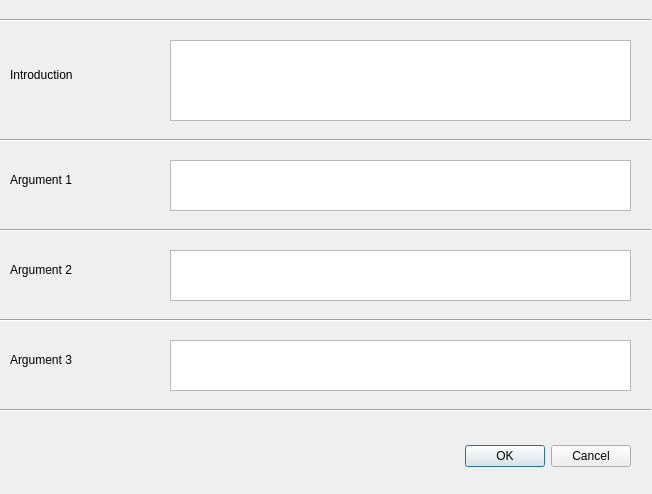
The window that Debate.ui (sidhiadkoli/flamingo) describes before a commit, drawn with Qt 5.
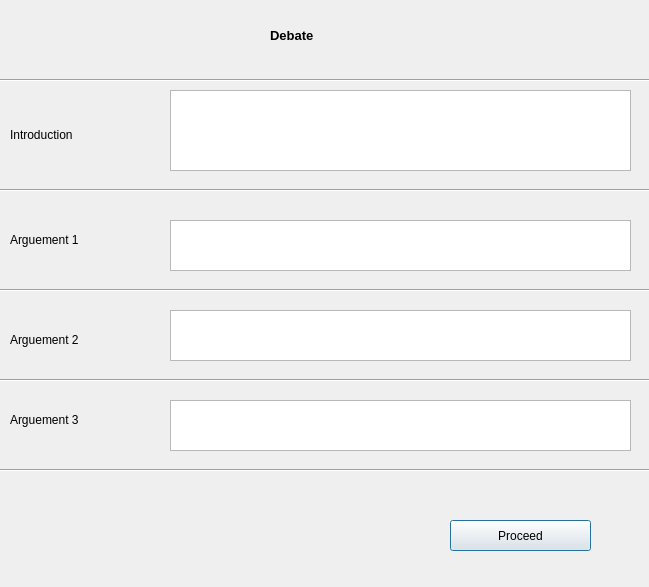
The same window after the commit.

Commit message: UI added as dialog box. Submenu added

```diff
--- a/Debate.ui
+++ b/Debate.ui
@@ -6,181 +6,18 @@
    <rect>
     <x>0</x>
     <y>0</y>
-    <width>652</width>
-    <height>494</height>
+    <width>649</width>
+    <height>587</height>
    </rect>
   </property>
   <property name="windowTitle">
    <string>Debate</string>
   </property>
-  <widget class="QDialogButtonBox" name="buttonBox">
-   <property name="geometry">
-    <rect>
-     <x>290</x>
-     <y>440</y>
-     <width>341</width>
-     <height>32</height>
-    </rect>
-   </property>
-   <property name="orientation">
-    <enum>Qt::Horizontal</enum>
-   </property>
-   <property name="standardButtons">
-    <set>QDialogButtonBox::Cancel|QDialogButtonBox::Ok</set>
-   </property>
-  </widget>
-  <widget class="Line" name="line_3">
-   <property name="geometry">
-    <rect>
-     <x>0</x>
-     <y>220</y>
-     <width>651</width>
-     <height>20</height>
-    </rect>
-   </property>
-   <property name="orientation">
-    <enum>Qt::Horizontal</enum>
-   </property>
-  </widget>
-  <widget class="QLabel" name="label_4">
-   <property name="geometry">
-    <rect>
-     <x>10</x>
-     <y>250</y>
-     <width>121</width>
-     <height>41</height>
-    </rect>
-   </property>
-   <property name="text">
-    <string>&lt;html&gt;&lt;head/&gt;&lt;body&gt;&lt;p&gt;Argument 2&lt;/p&gt;&lt;/body&gt;&lt;/html&gt;</string>
-   </property>
-  </widget>
-  <widget class="QLabel" name="label_3">
-   <property name="geometry">
-    <rect>
-     <x>10</x>
-     <y>160</y>
-     <width>141</width>
-     <height>41</height>
-    </rect>
-   </property>
-   <property name="text">
-    <string>&lt;html&gt;&lt;head/&gt;&lt;body&gt;&lt;p&gt;Argument 1&lt;/p&gt;&lt;/body&gt;&lt;/html&gt;</string>
-   </property>
-  </widget>
-  <widget class="Line" name="line_4">
-   <property name="geometry">
-    <rect>
-     <x>0</x>
-     <y>310</y>
-     <width>651</width>
-     <height>20</height>
-    </rect>
-   </property>
-   <property name="orientation">
-    <enum>Qt::Horizontal</enum>
-   </property>
-  </widget>
-  <widget class="QLabel" name="label_5">
-   <property name="geometry">
-    <rect>
-     <x>10</x>
-     <y>340</y>
-     <width>131</width>
-     <height>41</height>
-    </rect>
-   </property>
-   <property name="text">
-    <string>&lt;html&gt;&lt;head/&gt;&lt;body&gt;&lt;p&gt;Argument 3&lt;/p&gt;&lt;/body&gt;&lt;/html&gt;</string>
-   </property>
-  </widget>
-  <widget class="Line" name="line_5">
-   <property name="geometry">
-    <rect>
-     <x>0</x>
-     <y>400</y>
-     <width>651</width>
-     <height>20</height>
-    </rect>
-   </property>
-   <property name="orientation">
-    <enum>Qt::Horizontal</enum>
-   </property>
-  </widget>
-  <widget class="QTextEdit" name="arg2TextEdit">
-   <property name="geometry">
-    <rect>
-     <x>170</x>
-     <y>250</y>
-     <width>461</width>
-     <height>51</height>
-    </rect>
-   </property>
-  </widget>
-  <widget class="QTextEdit" name="arg3TextEdit">
-   <property name="geometry">
-    <rect>
-     <x>170</x>
-     <y>340</y>
-     <width>461</width>
-     <height>51</height>
-    </rect>
-   </property>
-  </widget>
-  <widget class="QTextEdit" name="introTextEdit">
-   <property name="geometry">
-    <rect>
-     <x>170</x>
-     <y>40</y>
-     <width>461</width>
-     <height>81</height>
-    </rect>
-   </property>
-  </widget>
-  <widget class="QLabel" name="label_2">
-   <property name="geometry">
-    <rect>
-     <x>10</x>
-     <y>60</y>
-     <width>111</width>
-     <height>31</height>
-    </rect>
-   </property>
-   <property name="text">
-    <string>&lt;html&gt;&lt;head/&gt;&lt;body&gt;&lt;p&gt;Introduction&lt;/p&gt;&lt;/body&gt;&lt;/html&gt;</string>
-   </property>
-  </widget>
-  <widget class="Line" name="line_2">
-   <property name="geometry">
-    <rect>
-     <x>0</x>
-     <y>130</y>
-     <width>651</width>
-     <height>20</height>
-    </rect>
-   </property>
-   <property name="orientation">
-    <enum>Qt::Horizontal</enum>
-   </property>
-  </widget>
-  <widget class="Line" name="line">
-   <property name="geometry">
-    <rect>
-     <x>0</x>
-     <y>10</y>
-     <width>651</width>
-     <height>20</height>
-    </rect>
-   </property>
-   <property name="orientation">
-    <enum>Qt::Horizontal</enum>
-   </property>
-  </widget>
   <widget class="QTextEdit" name="arg1TextEdit">
    <property name="geometry">
     <rect>
      <x>170</x>
-     <y>160</y>
+     <y>220</y>
      <width>461</width>
      <height>51</height>
     </rect>
@@ -189,8 +26,181 @@
     <string>&lt;!DOCTYPE HTML PUBLIC &quot;-//W3C//DTD HTML 4.0//EN&quot; &quot;http://www.w3.org/TR/REC-html40/strict.dtd&quot;&gt;
 &lt;html&gt;&lt;head&gt;&lt;meta name=&quot;qrichtext&quot; content=&quot;1&quot; /&gt;&lt;style type=&quot;text/css&quot;&gt;
 p, li { white-space: pre-wrap; }
-&lt;/style&gt;&lt;/head&gt;&lt;body style=&quot; font-family:'Lucida Grande'; font-size:13pt; font-weight:400; font-style:normal;&quot;&gt;
-&lt;p style=&quot;-qt-paragraph-type:empty; margin-top:0px; margin-bottom:0px; margin-left:0px; margin-right:0px; -qt-block-indent:0; text-indent:0px; font-family:'MS Shell Dlg 2'; font-size:8pt;&quot;&gt;&lt;br /&gt;&lt;/p&gt;&lt;/body&gt;&lt;/html&gt;</string>
+&lt;/style&gt;&lt;/head&gt;&lt;body style=&quot; font-family:'MS Shell Dlg 2'; font-size:8.25pt; font-weight:400; font-style:normal;&quot;&gt;
+&lt;p style=&quot;-qt-paragraph-type:empty; margin-top:0px; margin-bottom:0px; margin-left:0px; margin-right:0px; -qt-block-indent:0; text-indent:0px; font-size:8pt;&quot;&gt;&lt;br /&gt;&lt;/p&gt;&lt;/body&gt;&lt;/html&gt;</string>
+   </property>
+  </widget>
+  <widget class="QTextEdit" name="introTextEdit">
+   <property name="geometry">
+    <rect>
+     <x>170</x>
+     <y>90</y>
+     <width>461</width>
+     <height>81</height>
+    </rect>
+   </property>
+  </widget>
+  <widget class="QLabel" name="label_5">
+   <property name="geometry">
+    <rect>
+     <x>10</x>
+     <y>400</y>
+     <width>131</width>
+     <height>41</height>
+    </rect>
+   </property>
+   <property name="text">
+    <string>&lt;html&gt;&lt;head/&gt;&lt;body&gt;&lt;p&gt;Arguement 3&lt;/p&gt;&lt;/body&gt;&lt;/html&gt;</string>
+   </property>
+  </widget>
+  <widget class="Line" name="line">
+   <property name="geometry">
+    <rect>
+     <x>0</x>
+     <y>70</y>
+     <width>651</width>
+     <height>20</height>
+    </rect>
+   </property>
+   <property name="orientation">
+    <enum>Qt::Horizontal</enum>
+   </property>
+  </widget>
+  <widget class="QLabel" name="label_4">
+   <property name="geometry">
+    <rect>
+     <x>10</x>
+     <y>320</y>
+     <width>121</width>
+     <height>41</height>
+    </rect>
+   </property>
+   <property name="text">
+    <string>&lt;html&gt;&lt;head/&gt;&lt;body&gt;&lt;p&gt;Arguement 2&lt;/p&gt;&lt;/body&gt;&lt;/html&gt;</string>
+   </property>
+  </widget>
+  <widget class="QLabel" name="label_2">
+   <property name="geometry">
+    <rect>
+     <x>10</x>
+     <y>120</y>
+     <width>111</width>
+     <height>31</height>
+    </rect>
+   </property>
+   <property name="text">
+    <string>&lt;html&gt;&lt;head/&gt;&lt;body&gt;&lt;p&gt;Introduction&lt;/p&gt;&lt;/body&gt;&lt;/html&gt;</string>
+   </property>
+  </widget>
+  <widget class="QLabel" name="label">
+   <property name="geometry">
+    <rect>
+     <x>270</x>
+     <y>20</y>
+     <width>111</width>
+     <height>31</height>
+    </rect>
+   </property>
+   <property name="text">
+    <string>&lt;html&gt;&lt;head/&gt;&lt;body&gt;&lt;p&gt;&lt;span style=&quot; font-size:10pt; font-weight:600;&quot;&gt;Debate&lt;/span&gt;&lt;/p&gt;&lt;/body&gt;&lt;/html&gt;</string>
+   </property>
+  </widget>
+  <widget class="QTextEdit" name="arg1TextEdit_2">
+   <property name="geometry">
+    <rect>
+     <x>170</x>
+     <y>400</y>
+     <width>461</width>
+     <height>51</height>
+    </rect>
+   </property>
+  </widget>
+  <widget class="Line" name="line_2">
+   <property name="geometry">
+    <rect>
+     <x>0</x>
+     <y>180</y>
+     <width>651</width>
+     <height>20</height>
+    </rect>
+   </property>
+   <property name="orientation">
+    <enum>Qt::Horizontal</enum>
+   </property>
+  </widget>
+  <widget class="QPushButton" name="proceedPushButton">
+   <property name="geometry">
+    <rect>
+     <x>450</x>
+     <y>520</y>
+     <width>141</width>
+     <height>31</height>
+    </rect>
+   </property>
+   <property name="text">
+    <string>Proceed</string>
+   </property>
+  </widget>
+  <widget class="Line" name="line_5">
+   <property name="geometry">
+    <rect>
+     <x>0</x>
+     <y>460</y>
+     <width>651</width>
+     <height>20</height>
+    </rect>
+   </property>
+   <property name="orientation">
+    <enum>Qt::Horizontal</enum>
+   </property>
+  </widget>
+  <widget class="Line" name="line_4">
+   <property name="geometry">
+    <rect>
+     <x>0</x>
+     <y>370</y>
+     <width>651</width>
+     <height>20</height>
+    </rect>
+   </property>
+   <property name="orientation">
+    <enum>Qt::Horizontal</enum>
+   </property>
+  </widget>
+  <widget class="QLabel" name="label_3">
+   <property name="geometry">
+    <rect>
+     <x>10</x>
+     <y>220</y>
+     <width>141</width>
+     <height>41</height>
+    </rect>
+   </property>
+   <property name="text">
+    <string>&lt;html&gt;&lt;head/&gt;&lt;body&gt;&lt;p&gt;Arguement 1&lt;/p&gt;&lt;/body&gt;&lt;/html&gt;</string>
+   </property>
+  </widget>
+  <widget class="QTextEdit" name="arg2TextEdit">
+   <property name="geometry">
+    <rect>
+     <x>170</x>
+     <y>310</y>
+     <width>461</width>
+     <height>51</height>
+    </rect>
+   </property>
+  </widget>
+  <widget class="Line" name="line_3">
+   <property name="geometry">
+    <rect>
+     <x>0</x>
+     <y>280</y>
+     <width>651</width>
+     <height>20</height>
+    </rect>
+   </property>
+   <property name="orientation">
+    <enum>Qt::Horizontal</enum>
    </property>
   </widget>
  </widget>
```
Left out of the diff: 37 changed lines with no effect on the pictures. The commit also changes 8 other files.
